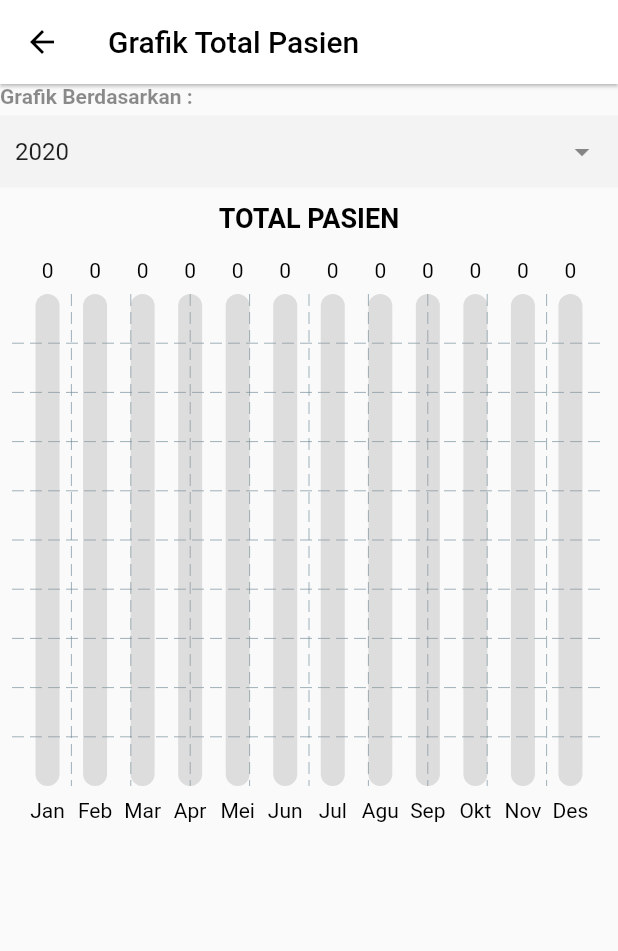
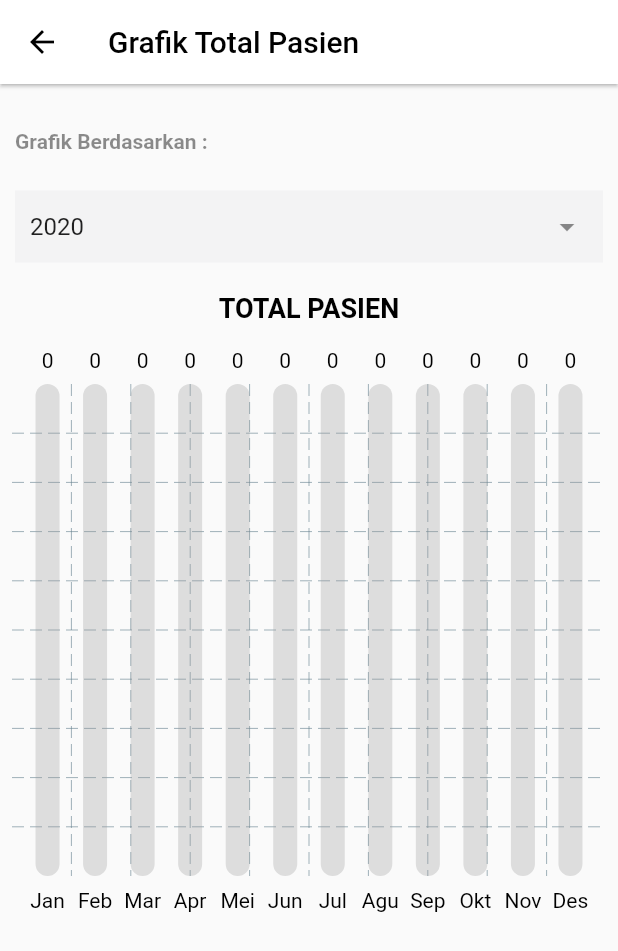
Before and after one commit to averin234/New-Repo-Dashboard-RSKG, a Flutter app: the screen it shows after launch, after a tap on "1.345", on a phone screen of 412 x 824 dp. Shown: the top 951 px of the screen. Run offline on Flutter 3.47's test engine with Material 2 defaults, Android fonts, the phone set to English and light mode, and no system bars; drawn by our look-alikes of dropdown_search, fl_chart; our stand-ins replace dropdown_button2, flutter_svg, get.

Commit message:
FIX : Banyak perubhaan

```diff
--- a/lib/app/modules/chartz/views/chartz_view.dart
+++ b/lib/app/modules/chartz/views/chartz_view.dart
@@ -18,15 +18,21 @@ class ChartzView extends GetView<ChartzController> {
       ),
       body: ListView(
         children: <Widget>[
-          const Text("Grafik Berdasarkan :",
+          SizedBox(
+            height: 20,
+          ),
+          Padding(padding: EdgeInsets.all(10),
+          child: Text("Grafik Berdasarkan :",
               style: TextStyle(
                   fontSize: 14.0,
                   color: Colors.black45,
-                  fontWeight: FontWeight.bold)),
+                  fontWeight: FontWeight.bold)),),
           const SizedBox(
             height: 5,
           ),
-          MyDropDown(items: controller.listTahun),
+      Padding(padding: EdgeInsets.all(10),
+          child : MyDropDown(items: controller.listTahun),
+      ),
           const SizedBox(
             height: 10,
           ),
--- a/lib/app/modules/home/views/home_view.dart
+++ b/lib/app/modules/home/views/home_view.dart
@@ -11,18 +11,46 @@ import '../controllers/home_controller.dart';
 
 class HomeView extends GetView<HomeController> {
   const HomeView({Key? key}) : super(key: key);
+
   @override
   Widget build(BuildContext context) {
     return Scaffold(
-        appBar: AppBar(
-          toolbarHeight: 5,
+      body: CustomScrollView(
+        slivers: [
+          SliverAppBar(
+            floating: true,
+            pinned: true,
+            snap: true,
+            stretch: true,
             centerTitle: true,
-          elevation: 0,
+            title: Text(
+                greetings()
             ),
-        body: const SingleChildScrollView(
-            child: Column(
+            actions: const [
+              // Icon(
+              //     onPressed: () => Navigator.of(context)
+              //         .push(MaterialPageRoute(builder: (_) => const SearchPage())),
+              //     icon: const Icon(Icons.search))
+            ],
+            bottom: AppBar(
+              toolbarHeight: 100,
+              automaticallyImplyLeading: false,
+              elevation: 1,
+              title: Column(
                 children: [
                   WidgetTitlelogo(),
+                  SizedBox(
+                    height: 5,
+                  )
+                ],
+              ),
+            ),
+          ),
+          // Other Sliver Widgets
+          SliverList(
+            delegate: SliverChildListDelegate([
+              Column(
+                children: const [
                   SizedBox(
                     height: 10,
                   ),
@@ -34,6 +62,21 @@ class HomeView extends GetView<HomeController> {
                   WidgetTitlePoli2(),
                   StaticLainnya(),
                 ],
-        )));
+              ),
+            ]),
+          ),
+        ],
+      ),
+    );
+  }
+  String greetings(){
+    final hour = DateTime.now().hour;
+
+    if(hour <= 12){
+      return 'Selamat Pagi';
+    } else if (hour <= 17){
+      return 'Selamat Siang';
+    }
+    return 'Selamat Malam';
   }
 }
--- a/lib/app/modules/home/views/widgets/dashboard.dart
+++ b/lib/app/modules/home/views/widgets/dashboard.dart
@@ -6,7 +6,7 @@ class DashBoard extends StatelessWidget {
 
   @override
   Widget build(BuildContext context) {
-    return const SingleChildScrollView(
+    return SingleChildScrollView(
       child: Column(
         children: [
           CardWidget(
--- a/lib/app/modules/home/views/widgets/logo.dart
+++ b/lib/app/modules/home/views/widgets/logo.dart
@@ -11,7 +11,7 @@ class _WidgetTitlelogoState extends State<WidgetTitlelogo> {
   @override
   Widget build(BuildContext context) {
     return Padding(
-      padding: const EdgeInsets.fromLTRB(20, 30, 10, 0),
+      padding: const EdgeInsets.fromLTRB(0, 10, 10, 0),
       child: Row(
         children: [
           Image.asset(
@@ -23,7 +23,7 @@ class _WidgetTitlelogoState extends State<WidgetTitlelogo> {
             width: 10,
           ),
           Container(
-            child: const Column(
+            child: Column(
               children: [
                 Text(
                   "Rumah Sakit Khusus Ginjal",
@@ -38,12 +38,7 @@ class _WidgetTitlelogoState extends State<WidgetTitlelogo> {
                 ),
               ],
             ),
-          ),
-
-          const SizedBox(
-            width: 10,
-          ),
-          // Icon(Icons.arrow_forward_ios_outlined, size: 15,)
+          ), // Icon(Icons.arrow_forward_ios_outlined, size: 15,)
         ],
       ),
     );
--- a/lib/app/modules/home/views/widgets/mydropdown.dart
+++ b/lib/app/modules/home/views/widgets/mydropdown.dart
@@ -20,7 +20,7 @@ class WidgetTitle3 extends GetView<HomeController> {
               () => DropdownButtonHideUnderline(
                 child: DropdownButton2(
                   isExpanded: true,
-                  hint: const Row(
+                  hint: Row(
                     children: [
                       SizedBox(
                         width: 10,
--- a/lib/app/modules/home/views/widgets/static_lainnya.dart
+++ b/lib/app/modules/home/views/widgets/static_lainnya.dart
@@ -6,7 +6,7 @@ class StaticLainnya extends StatelessWidget {
 
   @override
   Widget build(BuildContext context) {
-    return const Column(
+    return Column(
       children: [
         SizedBox(height: 15),
         CardStaticLainnya(
--- a/lib/app/modules/home/views/widgets/title2.dart
+++ b/lib/app/modules/home/views/widgets/title2.dart
@@ -7,7 +7,7 @@ class WidgetTitlePoli1 extends StatelessWidget {
 
   @override
   Widget build(BuildContext context) {
-    return const Padding(
+    return Padding(
       padding: EdgeInsets.fromLTRB(20, 0, 10, 0),
       child: Row(
         children: [
--- a/lib/app/modules/home/views/widgets/title3.dart
+++ b/lib/app/modules/home/views/widgets/title3.dart
@@ -5,7 +5,7 @@ class WidgetTitlePoli2 extends StatelessWidget {
 
   @override
   Widget build(BuildContext context) {
-    return const Padding(
+    return Padding(
       padding: EdgeInsets.fromLTRB(20, 0, 10, 0),
       child: Row(
         children: [
--- a/lib/app/routes/app_pages.dart
+++ b/lib/app/routes/app_pages.dart
@@ -25,7 +25,7 @@ class AppPages {
       binding: SplashBinding(),
     ),
     GetPage(
-      transition: Transition.rightToLeftWithFade,
+      transition: Transition.cupertino,
       name: _Paths.CHARTZ,
       page: () => const ChartzView(),
       binding: ChartzBinding(),
```
Also changed, not shown: lib/app/modules/home/views/widgets/card_kanan.dart (+59 -0 lines), pubspec.lock. Lines whose indentation alone changed are shown as unchanged.
